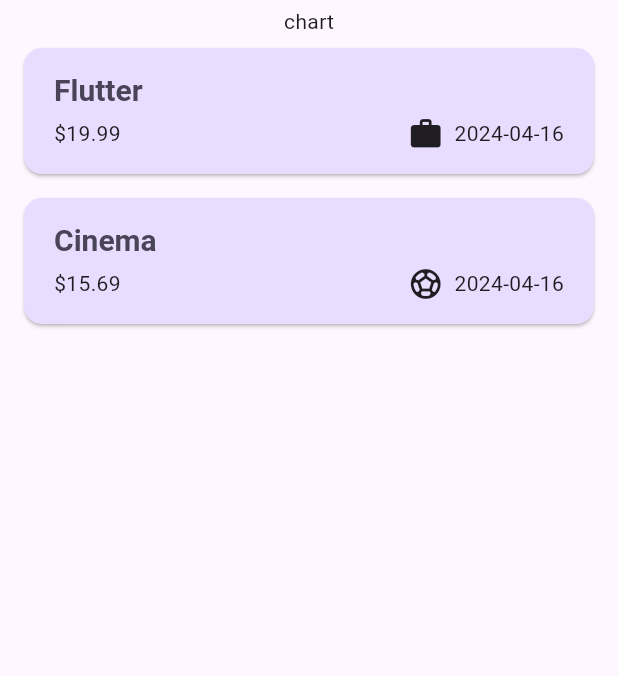
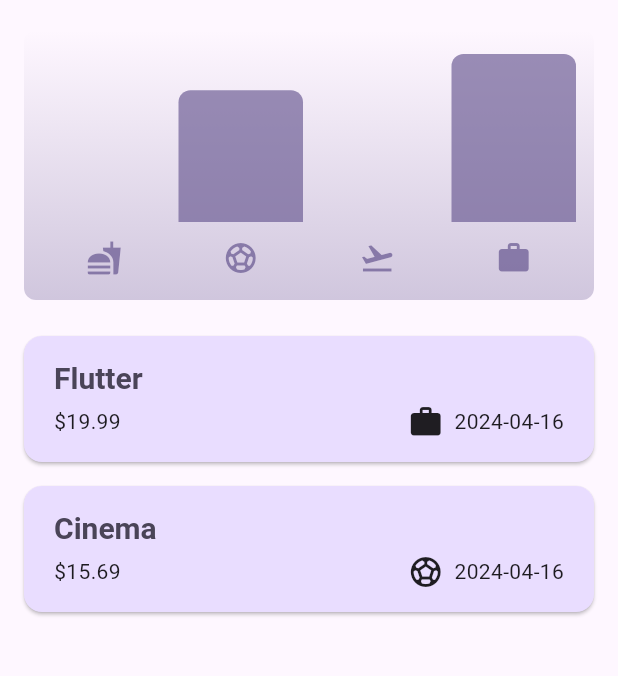
Before and after one commit to MarkMahrous/Expenses_Tracker, a Flutter app: the screen it shows after launch, on a phone screen of 412 x 824 dp, the part 84-760 px from its top. Run offline on Flutter 3.47's test engine with Material 3 defaults, Android fonts, the phone set to English and light mode, and no system bars.

Commit message:
finalizing expenses_tracker project

```diff
--- /dev/null
+++ b/lib/custom_widgets/chart/chart.dart
@@ -0,0 +1,94 @@
+import 'package:expenses_tracker/models/expense.dart';
+import 'package:flutter/material.dart';
+import 'package:expenses_tracker/custom_widgets/chart/chart_bar.dart';
+
+class Chart extends StatelessWidget {
+  const Chart({super.key, required this.expenses});
+
+  final List<Expense> expenses;
+
+  List<ExpenseBucket> get buckets {
+    return [
+      ExpenseBucket.forCategory(expenses, Category.food),
+      ExpenseBucket.forCategory(expenses, Category.leisure),
+      ExpenseBucket.forCategory(expenses, Category.travel),
+      ExpenseBucket.forCategory(expenses, Category.work),
+    ];
+  }
+
+  double get maxTotalExpense {
+    double maxTotalExpense = 0;
+
+    for (final bucket in buckets) {
+      if (bucket.totalAmount > maxTotalExpense) {
+        maxTotalExpense = bucket.totalAmount;
+      }
+    }
+
+    return maxTotalExpense;
+  }
+
+  @override
+  Widget build(BuildContext context) {
+    final isDarkMode =
+        MediaQuery.of(context).platformBrightness == Brightness.dark;
+    return Container(
+      margin: const EdgeInsets.all(16),
+      padding: const EdgeInsets.symmetric(
+        vertical: 16,
+        horizontal: 8,
+      ),
+      width: double.infinity,
+      height: 180,
+      decoration: BoxDecoration(
+        borderRadius: BorderRadius.circular(8),
+        gradient: LinearGradient(
+          colors: [
+            Theme.of(context).colorScheme.primary.withOpacity(0.3),
+            Theme.of(context).colorScheme.primary.withOpacity(0.0)
+          ],
+          begin: Alignment.bottomCenter,
+          end: Alignment.topCenter,
+        ),
+      ),
+      child: Column(
+        children: [
+          Expanded(
+            child: Row(
+              crossAxisAlignment: CrossAxisAlignment.end,
+              children: [
+                for (final bucket in buckets) // alternative to map()
+                  ChartBar(
+                    fill: bucket.totalAmount == 0
+                        ? 0
+                        : bucket.totalAmount / maxTotalExpense,
+                  )
+              ],
+            ),
+          ),
+          const SizedBox(height: 12),
+          Row(
+            children: buckets
+                .map(
+                  (bucket) => Expanded(
+                    child: Padding(
+                      padding: const EdgeInsets.symmetric(horizontal: 4),
+                      child: Icon(
+                        categoryIcons[bucket.category],
+                        color: isDarkMode
+                            ? Theme.of(context).colorScheme.secondary
+                            : Theme.of(context)
+                                .colorScheme
+                                .primary
+                                .withOpacity(0.7),
+                      ),
+                    ),
+                  ),
+                )
+                .toList(),
+          )
+        ],
+      ),
+    );
+  }
+}
--- /dev/null
+++ b/lib/custom_widgets/chart/chart_bar.dart
@@ -0,0 +1,34 @@
+import 'package:flutter/material.dart';
+
+class ChartBar extends StatelessWidget {
+  const ChartBar({
+    super.key,
+    required this.fill,
+  });
+
+  final double fill;
+
+  @override
+  Widget build(BuildContext context) {
+    final isDarkMode =
+        MediaQuery.of(context).platformBrightness == Brightness.dark;
+    return Expanded(
+      child: Padding(
+        padding: const EdgeInsets.symmetric(horizontal: 4),
+        child: FractionallySizedBox(
+          heightFactor: fill,
+          child: DecoratedBox(
+            decoration: BoxDecoration(
+              shape: BoxShape.rectangle,
+              borderRadius:
+                  const BorderRadius.vertical(top: Radius.circular(8)),
+              color: isDarkMode
+                  ? Theme.of(context).colorScheme.secondary
+                  : Theme.of(context).colorScheme.primary.withOpacity(0.65),
+            ),
+          ),
+        ),
+      ),
+    );
+  }
+}
--- a/lib/custom_widgets/expenses.dart
+++ b/lib/custom_widgets/expenses.dart
@@ -1,3 +1,4 @@
+import 'package:expenses_tracker/custom_widgets/chart/chart.dart';
 import 'package:expenses_tracker/custom_widgets/expenses_list/expenses_list.dart';
 import 'package:expenses_tracker/custom_widgets/new_expense.dart';
 import 'package:expenses_tracker/models/expense.dart';
@@ -84,7 +85,7 @@ class _ExpensesState extends State<Expenses> {
             const SizedBox(
               height: 4,
             ),
-            const Text('chart'),
+            Chart(expenses: _registeredExpenses),
             Expanded(
               child: _registeredExpenses.isEmpty
                   ? const Center(
--- a/lib/models/expense.dart
+++ b/lib/models/expense.dart
@@ -37,3 +37,25 @@ class Expense {
     return categoryIcons[category]!;
   }
 }
+
+class ExpenseBucket {
+  const ExpenseBucket(this.expenses, this.category);
+
+  ExpenseBucket.forCategory(List<Expense> allExpenses, this.category)
+      : expenses = allExpenses
+            .where((expense) => expense.category == category)
+            .toList();
+
+  final List<Expense> expenses;
+  final Category category;
+
+  double get totalAmount {
+    double sum = 0;
+
+    for (final expense in expenses) {
+      sum += expense.amount;
+    }
+
+    return sum;
+  }
+}
```
